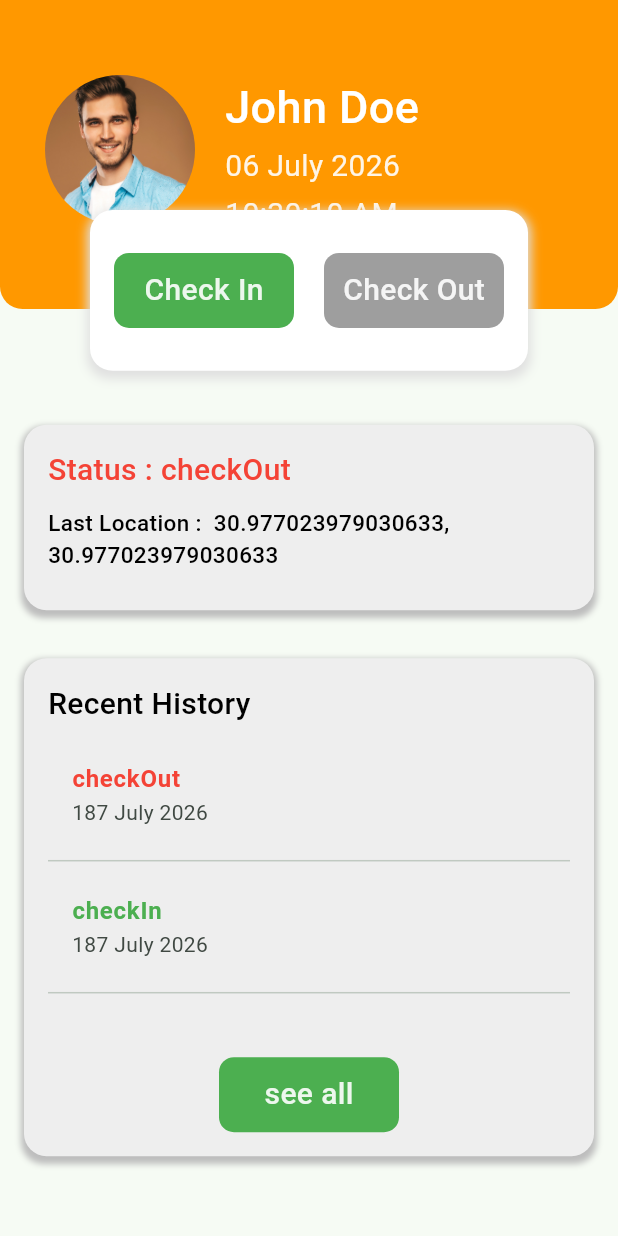
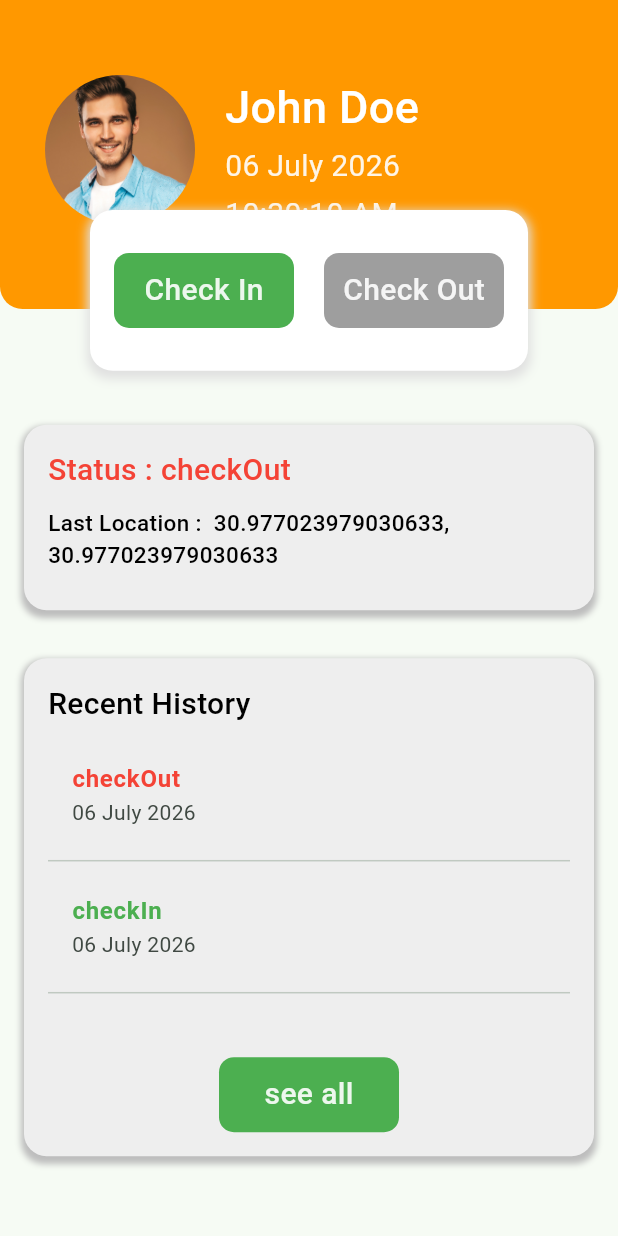
Before and after one commit to PathumDilhara/GeoAttend, a Flutter app: the screen it shows after launch, after a tap on "Check In", after a tap on "Check Out", on a phone screen of 412 x 824 dp. Run offline on Flutter 3.47's test engine with Material 3 defaults, Android fonts, the phone set to English and light mode, and no system bars; our stand-ins replace flutter_riverpod, geolocator, go_router.

Commit message:
Date time formatters seperating

```diff
--- a/lib/models/attendance_model.dart
+++ b/lib/models/attendance_model.dart
@@ -4,7 +4,7 @@ class AttendanceModel {
   final String id;
   final String employeeName;
   final AttendanceTypeEnum type;
-  final DateTime dateTime;
+  final DateTime date;
   final double latitude;
   final double longitude;
 
@@ -12,7 +12,7 @@ class AttendanceModel {
     required this.id,
     required this.employeeName,
     required this.type,
-    required this.dateTime,
+    required this.date,
     required this.latitude,
     required this.longitude,
   });
--- a/lib/providers/attendance_notifier.dart
+++ b/lib/providers/attendance_notifier.dart
@@ -22,7 +22,7 @@ class AttendanceNotifier extends Notifier<List<AttendanceModel>> {
       id: Uuid().v4(),
       employeeName: employeeName,
       type: AttendanceTypeEnum.checkIn,
-      dateTime: DateTime.now(),
+      date: DateTime.now(),
       latitude: latitude,
       longitude: longitude,
     );
@@ -40,7 +40,7 @@ class AttendanceNotifier extends Notifier<List<AttendanceModel>> {
       id: Uuid().v4(),
       employeeName: employeeName,
       type: AttendanceTypeEnum.checkOut,
-      dateTime: DateTime.now(),
+      date: DateTime.now(),
       latitude: latitude,
       longitude: longitude,
     );
--- a/lib/screens/details_screen.dart
+++ b/lib/screens/details_screen.dart
@@ -1,6 +1,7 @@
 import 'package:flutter/material.dart';
 import 'package:geo_attend/enums/att_enum.dart';
 import 'package:geo_attend/models/attendance_model.dart';
+import 'package:geo_attend/utils/date_time_formatter.dart';
 
 class DetailsScreen extends StatelessWidget {
   final AttendanceModel model;
@@ -28,7 +29,7 @@ class DetailsScreen extends StatelessWidget {
             ),
             SizedBox(height: 10),
             Text(
-              model.dateTime.toString(),
+              dateFormatter(model.date),
               style: TextStyle(fontSize: 16, fontWeight: FontWeight.w400),
             ),
             SizedBox(height: 10),
--- a/lib/screens/history_screen.dart
+++ b/lib/screens/history_screen.dart
@@ -30,7 +30,7 @@ class HistoryScreen extends ConsumerWidget {
                     fontWeight: FontWeight.bold
                   ),
                 ),
-                subtitle: Text(DateFormat("DD MMMM yyyy").format(item.dateTime)),
+                subtitle: Text(DateFormat("DD MMMM yyyy").format(item.date)),
                 onTap: () {
                   GoRouter.of(
                     context,
--- a/lib/screens/home_screen.dart
+++ b/lib/screens/home_screen.dart
@@ -3,20 +3,19 @@ import 'package:flutter_riverpod/flutter_riverpod.dart';
 import 'package:geo_attend/enums/att_enum.dart';
 import 'package:geo_attend/models/attendance_model.dart';
 import 'package:geo_attend/router/router_paths.dart';
+import 'package:geo_attend/utils/date_time_formatter.dart';
 import 'package:geo_attend/widgets/custom_button.dart';
 import 'package:go_router/go_router.dart';
-import 'package:intl/intl.dart';
 
 import '../providers/providers.dart';
 import '../services/location_service.dart';
 
 class HomeScreen extends ConsumerWidget {
-  HomeScreen({super.key});
+  const HomeScreen({super.key});
 
-  double cardBR = 15;
-  double mainPad = 16;
+  final double cardBR = 15;
+  final double mainPad = 16;
 
-  ValueNotifier<bool> isFetching = ValueNotifier(false);
 
   @override
   Widget build(BuildContext context, WidgetRef ref) {
@@ -117,7 +116,7 @@ class HomeScreen extends ConsumerWidget {
 
               // Today date
               Text(
-                DateFormat('dd MMMM yyyy').format(DateTime.now()),
+                dateFormatter(DateTime.now()),
                 softWrap: true,
                 style: TextStyle(
                   fontSize: 20,
@@ -131,7 +130,7 @@ class HomeScreen extends ConsumerWidget {
               // current live time
               Text(
                 currentTime.when(
-                  data: (time) => DateFormat('hh:mm:ss a').format(time),
+                  data: (time) => timeFormatter(time),
                   error: (error, stackTrace) => "Error",
                   loading: () => "__:__:__",
                 ),
@@ -382,9 +381,7 @@ class HomeScreen extends ConsumerWidget {
                                   ),
                                 ),
                                 subtitle: Text(
-                                  DateFormat(
-                                    "DD MMMM yyyy",
-                                  ).format(item.dateTime),
+                                  dateFormatter(item.date),
                                 ),
                                 onTap: () {
                                   GoRouter.of(context).push(
--- /dev/null
+++ b/lib/utils/date_time_formatter.dart
@@ -0,0 +1,9 @@
+import 'package:intl/intl.dart';
+
+String dateFormatter(DateTime date){
+  return DateFormat("dd MMMM yyyy").format(date);
+}
+
+String timeFormatter(DateTime time){
+  return DateFormat("hh:mm:ss a").format(time);
+}
```
